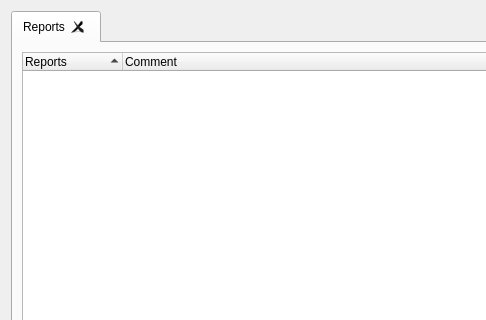
The window that kmymoney/plugins/views/reports/kreportsview.ui (KDE/kmymoney) describes before a commit, drawn with Qt 5; both pictures show x 0 to 486 and y 0 to 320 of the 621 by 417 pixel window.
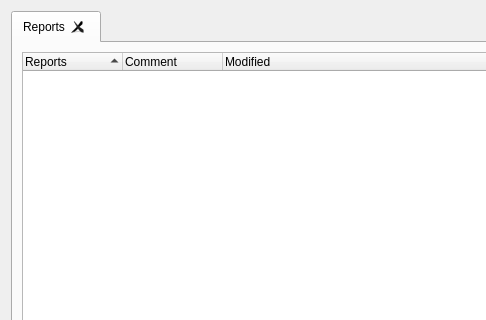
The same window after the commit.

Commit message:
Add modified flag to reports and associated list view
CCBUG:395821

```diff
--- a/kmymoney/plugins/views/reports/kreportsview.ui
+++ b/kmymoney/plugins/views/reports/kreportsview.ui
@@ -54,6 +54,11 @@
            <string>Comment</string>
           </property>
          </column>
+         <column>
+          <property name="text">
+           <string>Modified</string>
+          </property>
+         </column>
         </widget>
        </item>
        <item>
```
The commit also changes 7 other files.
